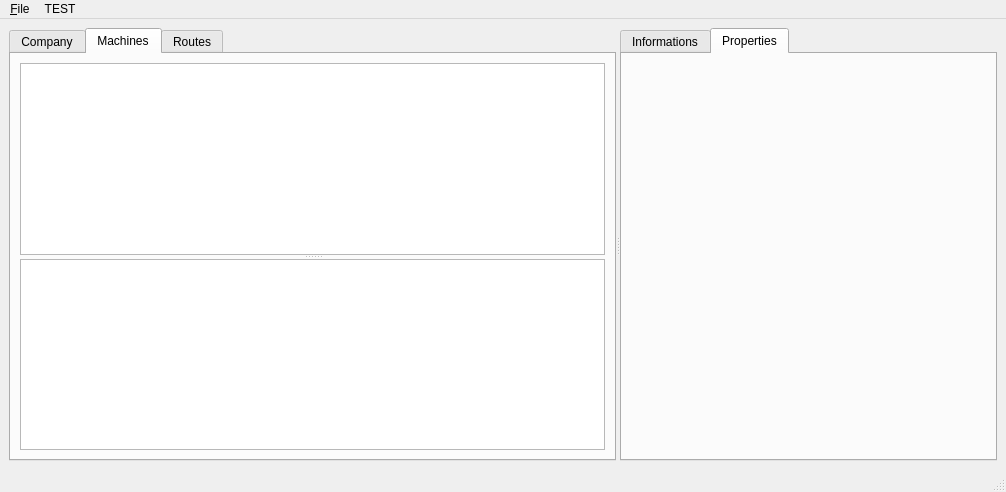
Before: the Qt Designer form desktop/vmer_desktop/mainwindow.ui in surachairobotic/vmer, drawn with Qt 5.
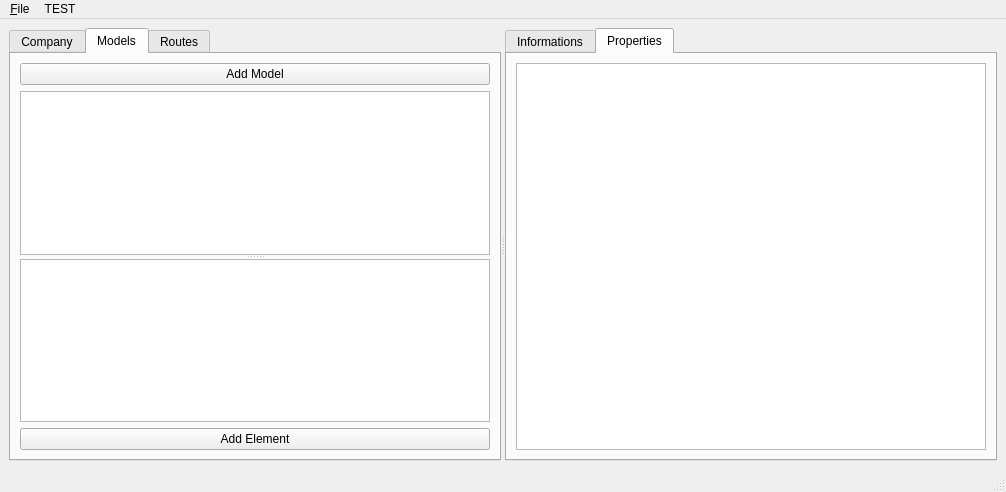
After: the same form once the commit is applied. The open tabs and pages were chosen to show the change.

Diff of the .ui file:
```diff
--- a/desktop/vmer_desktop/mainwindow.ui
+++ b/desktop/vmer_desktop/mainwindow.ui
@@ -48,9 +48,16 @@
        </widget>
        <widget class="QWidget" name="widgetElements">
         <attribute name="title">
-         <string>Machines</string>
+         <string>Models</string>
         </attribute>
         <layout class="QVBoxLayout" name="verticalLayout_3">
+         <item>
+          <widget class="QPushButton" name="btn_addModel">
+           <property name="text">
+            <string>Add Model</string>
+           </property>
+          </widget>
+         </item>
          <item>
           <widget class="QSplitter" name="splitter_2">
            <property name="orientation">
@@ -78,6 +85,13 @@
            </widget>
           </widget>
          </item>
+         <item>
+          <widget class="QPushButton" name="btn_addElement">
+           <property name="text">
+            <string>Add Element</string>
+           </property>
+          </widget>
+         </item>
         </layout>
        </widget>
        <widget class="QWidget" name="widgetRoute">
@@ -118,6 +132,11 @@
         <attribute name="title">
          <string>Properties</string>
         </attribute>
+        <layout class="QHBoxLayout" name="horizontalLayout">
+         <item>
+          <widget class="QPlainTextEdit" name="plainTextEdit_prop"/>
+         </item>
+        </layout>
        </widget>
       </widget>
      </widget>
```
Left out of the diff: 6 changed lines with no effect on the pictures.
